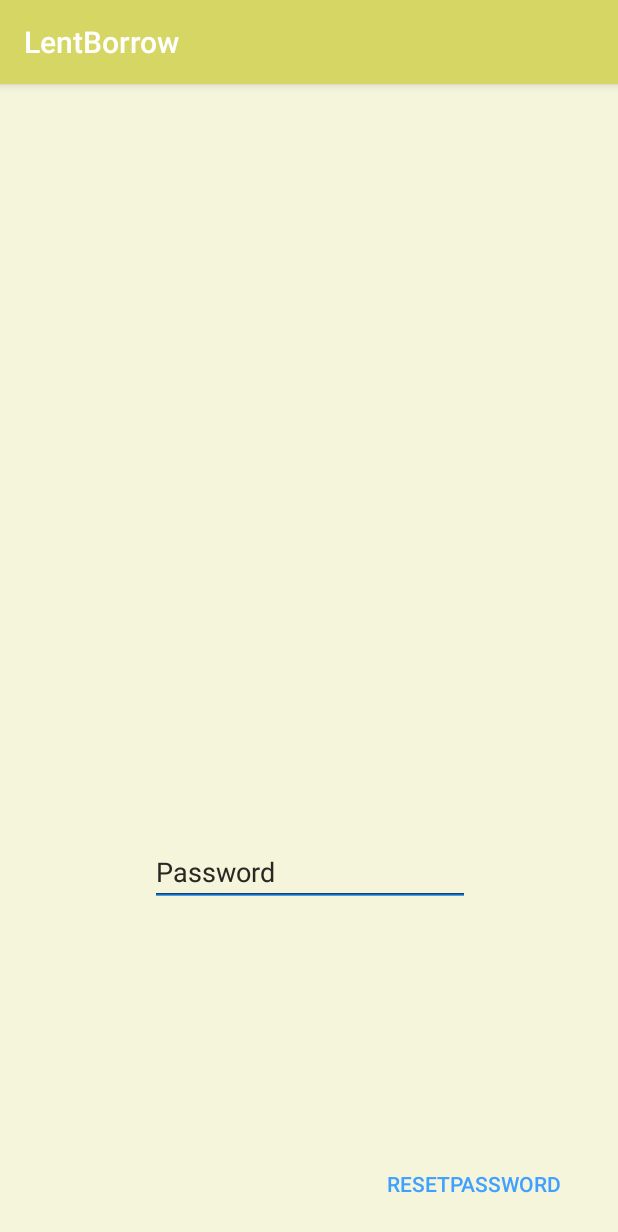
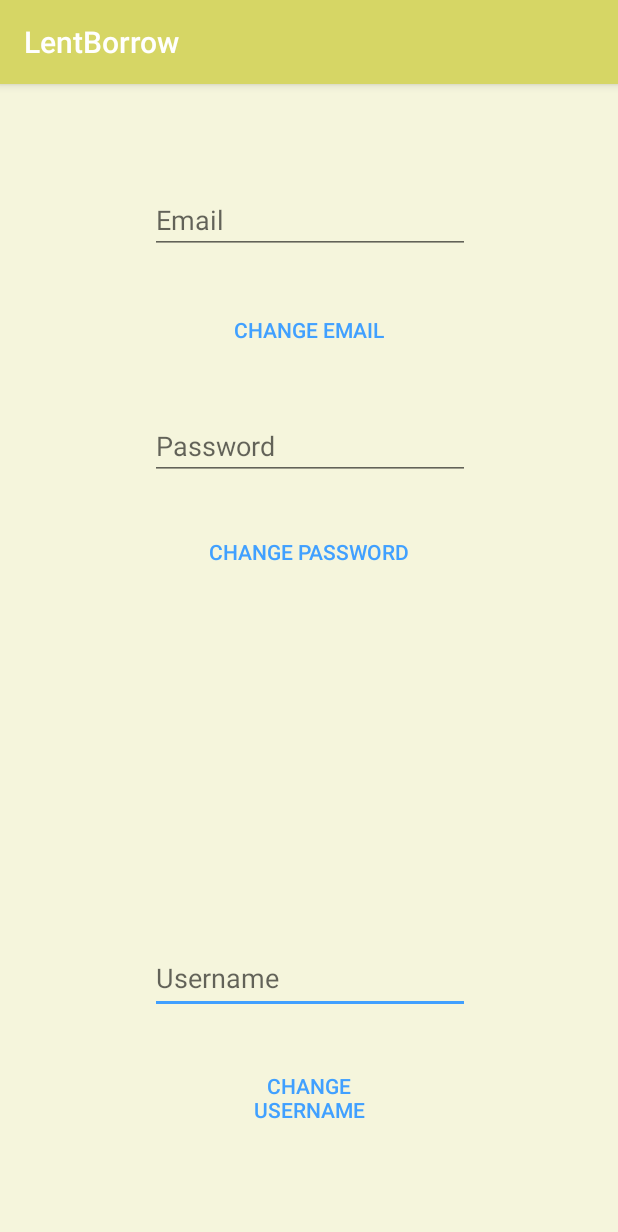
Before and after one commit to ShotaKu/LentBorrow, an Android app: the Option screen opened directly, with no data from a screen before it, on a phone screen of 412 x 824 dp. Shown: the top 1232 px of the screen. Run offline under Robolectric (Android 15) with nearby library versions, the phone set to English and light mode, and no system bars; our stand-ins replace Firebase (no records; nobody signed in at launch, a user with empty details on screens opened directly).

Commit message:
add on click function for each button

```diff
--- a/app/src/main/res/layout/activity_option.xml
+++ b/app/src/main/res/layout/activity_option.xml
@@ -5,25 +5,24 @@
     android:layout_width="match_parent"
     android:layout_height="match_parent"
     tools:context=".generic.Option">
+
     <Button
         android:id="@+id/btnResetPassword"
         style="@style/Widget.AppCompat.Button.ButtonBar.AlertDialog"
         android:layout_width="wrap_content"
-        android:layout_height="wrap_content"
-        android:layout_marginBottom="8dp"
+        android:layout_height="55dp"
         android:layout_marginEnd="8dp"
         android:layout_marginLeft="8dp"
         android:layout_marginRight="8dp"
         android:layout_marginStart="8dp"
-        android:layout_marginTop="8dp"
 
-        android:text="ResetPassword"
-        app:layout_constraintBottom_toBottomOf="parent"
+        android:layout_marginTop="20dp"
+        android:onClick="password"
+        android:text="Change Password"
         app:layout_constraintEnd_toEndOf="parent"
-        app:layout_constraintHorizontal_bias="0.933"
+        app:layout_constraintHorizontal_bias="0.502"
         app:layout_constraintStart_toStartOf="parent"
-        app:layout_constraintTop_toBottomOf="@+id/Send"
-        app:layout_constraintVertical_bias="0.411" />
+        app:layout_constraintTop_toBottomOf="@+id/passwording" />
     <Button
     android:id="@+id/btnBack"
     style="@style/Widget.AppCompat.Button.ButtonBar.AlertDialog"
@@ -38,39 +37,91 @@
         app:layout_constraintVertical_bias="0.411" />
 
     <EditText
-    android:id="@+id/passwording"
+        android:id="@+id/usernaming"
         android:layout_width="wrap_content"
-    android:layout_height="wrap_content"
-    android:layout_marginBottom="220dp"
+        android:layout_height="48dp"
+        android:layout_marginBottom="148dp"
         android:layout_marginEnd="8dp"
         android:layout_marginLeft="8dp"
         android:layout_marginRight="8dp"
         android:layout_marginStart="8dp"
-    android:layout_marginTop="16dp"
+        android:layout_marginTop="8dp"
+        android:ems="10"
+        android:hint="Username"
+        android:inputType="text"
+        app:layout_constraintBottom_toBottomOf="parent"
+        app:layout_constraintEnd_toEndOf="parent"
+        app:layout_constraintHorizontal_bias="0.503"
+        app:layout_constraintStart_toStartOf="parent"
+        app:layout_constraintTop_toBottomOf="@+id/btnResetPassword"
+        app:layout_constraintVertical_bias="1.0" />
+
+    <EditText
+        android:id="@+id/passwording"
+        android:layout_width="wrap_content"
+        android:layout_height="wrap_content"
+        android:layout_marginEnd="8dp"
+        android:layout_marginLeft="8dp"
+        android:layout_marginRight="8dp"
+        android:layout_marginStart="8dp"
+        android:layout_marginTop="28dp"
         android:ems="10"
         android:hint="Password"
         android:inputType="textPassword"
-    app:layout_constraintBottom_toBottomOf="parent"
         app:layout_constraintEnd_toEndOf="parent"
         app:layout_constraintHorizontal_bias="0.503"
-    app:layout_constraintStart_toStartOf="parent"/>
+        app:layout_constraintStart_toStartOf="parent"
+        app:layout_constraintTop_toBottomOf="@+id/btnEmail" />
 
     <EditText
         android:id="@+id/emailing"
         android:layout_width="wrap_content"
         android:layout_height="wrap_content"
-       android:layout_marginBottom="220dp"
         android:layout_marginEnd="8dp"
         android:layout_marginLeft="8dp"
         android:layout_marginRight="8dp"
         android:layout_marginStart="8dp"
-       android:layout_marginTop="16dp"
+        android:layout_marginTop="68dp"
         android:ems="10"
-       android:hint="Password"
-       android:inputType="textPassword"
-       app:layout_constraintBottom_toBottomOf="parent"
+        android:hint="Email"
+        android:inputType="textEmailAddress"
         app:layout_constraintEnd_toEndOf="parent"
         app:layout_constraintHorizontal_bias="0.503"
         app:layout_constraintStart_toStartOf="parent"
-    app:layout_constraintVertical_bias="1.0" />
+        app:layout_constraintTop_toTopOf="parent" />
+
+    <Button
+        android:id="@+id/btnUser"
+        style="@style/Widget.AppCompat.Button.Borderless.Colored"
+        android:layout_width="154dp"
+        android:layout_height="53dp"
+        android:layout_marginBottom="8dp"
+        android:layout_marginEnd="8dp"
+        android:layout_marginLeft="8dp"
+        android:layout_marginRight="8dp"
+        android:layout_marginStart="8dp"
+        android:layout_marginTop="28dp"
+        android:onClick="username"
+        android:text="Change Username"
+        app:layout_constraintBottom_toBottomOf="parent"
+        app:layout_constraintEnd_toEndOf="parent"
+        app:layout_constraintStart_toStartOf="parent"
+        app:layout_constraintTop_toBottomOf="@+id/usernaming"
+        app:layout_constraintVertical_bias="0.0" />
+
+    <Button
+        android:id="@+id/btnEmail"
+        style="@style/Widget.AppCompat.Button.Borderless.Colored"
+        android:layout_width="160dp"
+        android:layout_height="53dp"
+        android:layout_marginEnd="8dp"
+        android:layout_marginLeft="8dp"
+        android:layout_marginRight="8dp"
+        android:layout_marginStart="8dp"
+        android:layout_marginTop="24dp"
+        android:onClick="email"
+        android:text="Change Email"
+        app:layout_constraintEnd_toEndOf="parent"
+        app:layout_constraintStart_toStartOf="parent"
+        app:layout_constraintTop_toBottomOf="@+id/emailing" />
 </android.support.constraint.ConstraintLayout>
```
Lines whose indentation alone changed are shown as unchanged.
